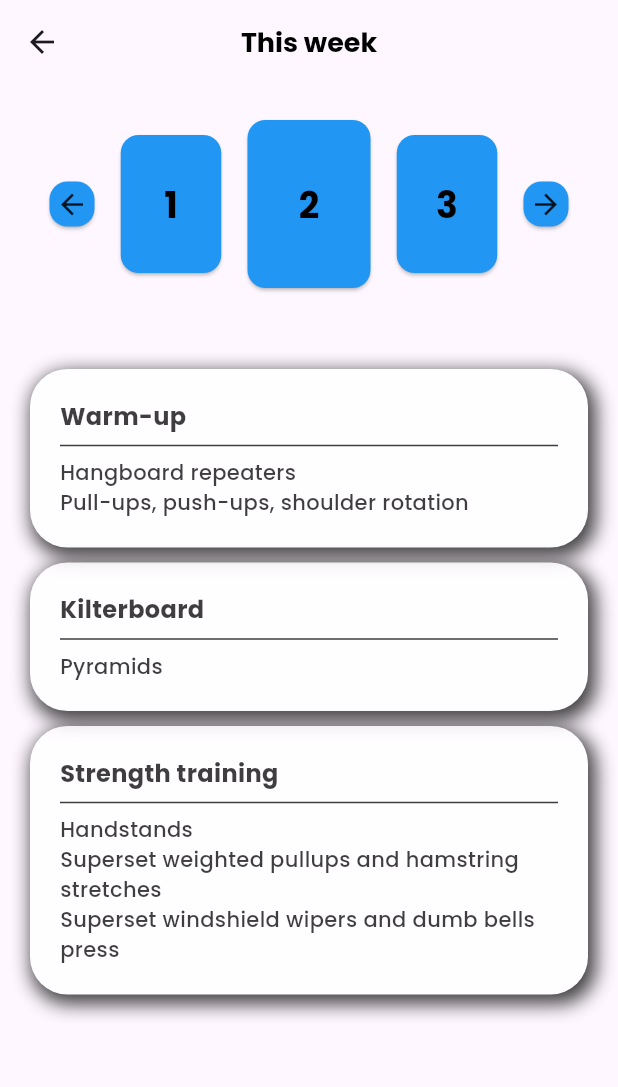
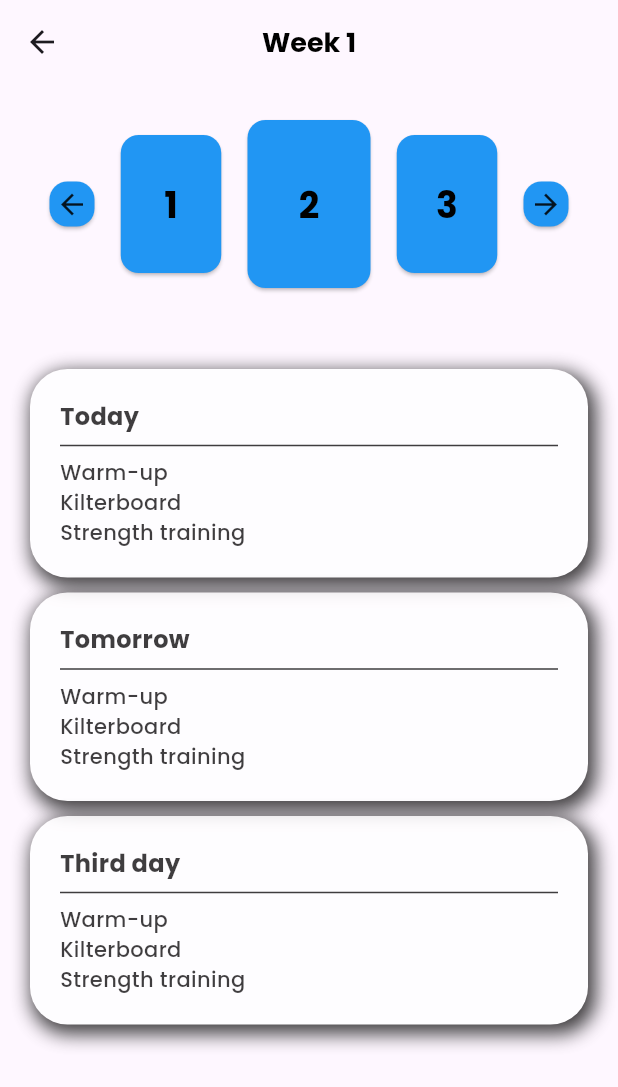
Before and after one commit to mschuhmacher/training_schedule_app, a Flutter app: the WeekScreen screen opened directly, after a tap on an icon or button, on a phone screen of 412 x 824 dp. Shown: the top 1087 px of the screen. Run offline on Flutter 3.47's test engine with Material 3 defaults, Android fonts, the light colour scheme and no system bars.

Commit message:
Fidled with different options to pass index of listview around. Concluded I need state mgmt. Commiting now and starting provider implementation

```diff
--- a/lib/data/dummy_data.dart
+++ b/lib/data/dummy_data.dart
@@ -2,23 +2,26 @@ import 'package:training_schedule_app/models/block.dart';
 import 'package:training_schedule_app/models/exercise.dart';
 import 'package:training_schedule_app/models/session.dart';
 
+
+// TODO: add weeks to data structure
+// Plan >> Week >> Session >> Block >> Exercise
 final List<Session> sessionList = [
   Session(
     title: 'Today',
     description: 'First day of training',
     date: DateTime.now(),
-    blockList: blockList,
+    list: blockList,
   ),
   Session(
     title: 'Tomorrow',
     description: 'Second day of training',
     date: DateTime.now(),
-    blockList: blockList2,
+    list: blockList2,
   ),Session(
     title: 'Third day',
     description: 'Third day of training',
     date: DateTime.now(),
-    blockList: blockList3,
+    list: blockList3,
   ),
 ];
 
@@ -27,19 +30,19 @@ final List<Block> blockList = [
     title: 'Warm-up',
     description: 'Warm-up',
     date: DateTime.now(),
-    exerciseList: exerciseList,
+    list: exerciseList,
   ),
   Block(
     title: 'Kilterboard',
     description: 'The one with the pretty lights',
     date: DateTime.now(),
-    exerciseList: exerciseList2,
+    list: exerciseList2,
   ),
   Block(
     title: 'Strength training',
     description: 'Weights and supersets',
     date: DateTime.now(),
-    exerciseList: exerciseList3,
+    list: exerciseList3,
   ),
 ];
 
@@ -48,19 +51,19 @@ final List<Block> blockList2 = [
     title: 'Warm-up',
     description: 'Warm-up',
     date: DateTime.now(),
-    exerciseList: exerciseList,
+    list: exerciseList,
   ),
   Block(
     title: 'Kilterboard',
     description: 'The one with the pretty lights',
     date: DateTime.now(),
-    exerciseList: exerciseList4,
+    list: exerciseList4,
   ),
   Block(
     title: 'Strength training',
     description: 'Weights and supersets',
     date: DateTime.now(),
-    exerciseList: exerciseList5,
+    list: exerciseList5,
   ),
 ];
 
@@ -69,19 +72,19 @@ final List<Block> blockList3 = [
     title: 'Warm-up',
     description: 'Warm-up',
     date: DateTime.now(),
-    exerciseList: exerciseList,
+    list: exerciseList,
   ),
   Block(
     title: 'Kilterboard',
     description: 'The one with the pretty lights',
     date: DateTime.now(),
-    exerciseList: exerciseList6,
+    list: exerciseList6,
   ),
   Block(
     title: 'Strength training',
     description: 'Weights and supersets',
     date: DateTime.now(),
-    exerciseList: exerciseList7,
+    list: exerciseList7,
   ),
 ];
 
--- a/lib/models/block.dart
+++ b/lib/models/block.dart
@@ -5,13 +5,13 @@ class Block {
     required this.title,
     required this.description,
     required this.date,
-    required this.exerciseList,
+    required this.list,
   });
 
   final String title;
   final String description;
   final DateTime date;
-  final List<Exercise> exerciseList;
+  final List<Exercise> list;
 
   Block copyWith(
       {String? newTitle,
@@ -22,6 +22,6 @@ class Block {
         title: newTitle ?? title,
         description: newDescription ?? description,
         date: newDate ?? date,
-        exerciseList: newExerciseList ?? exerciseList);
+        list: newExerciseList ?? list);
   }
 }
--- a/lib/models/session.dart
+++ b/lib/models/session.dart
@@ -5,13 +5,13 @@ class Session {
     required this.title,
     required this.description,
     required this.date,
-    required this.blockList,
+    required this.list,
   });
 
   final String title;
   final String description;
   final DateTime date;
-  final List<Block> blockList;
+  final List<Block> list;
 
   Session copyWith(
       {String? newTitle,
@@ -22,6 +22,6 @@ class Session {
         title: newTitle ?? title,
         description: newDescription ?? description,
         date: newDate ?? date,
-        blockList: newBlockList ?? blockList);
+        list: newBlockList ?? list);
   }
 }
--- a/lib/presentation/screens/week_screen.dart
+++ b/lib/presentation/screens/week_screen.dart
@@ -1,5 +1,7 @@
 import 'package:flutter/material.dart';
 import 'package:training_schedule_app/data/dummy_data.dart';
+import 'package:training_schedule_app/presentation/screens/session_screen.dart';
+import 'package:training_schedule_app/presentation/widgets/app_bar.dart';
 import 'package:training_schedule_app/presentation/widgets/row_selection.dart';
 import 'package:training_schedule_app/presentation/widgets/custom_listview.dart';
 
@@ -15,6 +17,10 @@ class _WeekScreenState extends State<WeekScreen> {
   void refresh(int val) {
     setState(() => _index = val);
   }
+int listIndex = 0;
+  void updateListIndex(int val){
+    listIndex = val;
+  }
 
   // grabs the sessionList from dummy_data.dart.
   final currentSessionList = sessionList;
@@ -22,7 +28,7 @@ class _WeekScreenState extends State<WeekScreen> {
   @override
   Widget build(BuildContext context) {
     return Scaffold(
-      appBar: appBar(),
+      appBar: MyAppBar(title: 'Week $_index'),
       body: Column(
         crossAxisAlignment: CrossAxisAlignment.start,
         children: [
@@ -32,23 +38,15 @@ class _WeekScreenState extends State<WeekScreen> {
             listLength: currentSessionList.length,
           ),
           SizedBox(height: 50),
-          CustomListView(session: currentSessionList[_index]),
+          CustomListView(
+            item: currentSessionList,
+            route: SessionScreen(),
+
+
+          ),
         ],
       ),
     );
   }
 
-  AppBar appBar() {
-    return AppBar(
-      title: Text(
-        'This week',
-        style: TextStyle(
-          color: Colors.black,
-          fontSize: 18,
-          fontWeight: FontWeight.bold,
-        ),
-      ),
-      centerTitle: true,
-    );
-  }
 }
--- /dev/null
+++ b/lib/presentation/widgets/app_bar.dart
@@ -0,0 +1,29 @@
+import 'package:flutter/material.dart';
+
+class MyAppBar extends StatelessWidget implements PreferredSizeWidget{
+  const MyAppBar({
+    super.key,
+    required this.title,
+  });
+
+  final String title;
+
+
+  @override
+  Size get preferredSize => Size.fromHeight(kToolbarHeight);
+
+  @override
+  Widget build(BuildContext context) {
+    return AppBar(
+      title:  Text(
+          title,
+          style: TextStyle(
+            color: Colors.black,
+            fontSize: 18,
+            fontWeight: FontWeight.bold,
+          ),
+        ),
+        centerTitle: true,
+    );
+  }
+}
--- a/lib/presentation/widgets/custom_listview.dart
+++ b/lib/presentation/widgets/custom_listview.dart
@@ -1,21 +1,45 @@
 import 'package:flutter/material.dart';
-import 'package:training_schedule_app/models/session.dart';
-
-// TODO: rewrite to be more generic so it can be used for both week overviews as well as session overviews
+import 'package:training_schedule_app/presentation/widgets/row_selection.dart';
 
 class CustomListView extends StatelessWidget {
-  const CustomListView({super.key, required this.session});
-
-  final Session session;
+  const CustomListView({super.key, required this.item, required this.route,});
+  final List<dynamic> item;
+  final dynamic route;
 
   @override
   Widget build(BuildContext context) {
-    final blockList = session.blockList;
-
     return ListView.separated(
       shrinkWrap: true,
       itemBuilder: (context, index) {
         // TODO: check whether this styling can be achieved by a Flutter widget, instead of padding, opacity, container, column
+        return GestureDetector(
+          onTap: () {
+            Navigator.push(
+              context,
+              MaterialPageRoute(builder: (context) => route),
+            );
+          },
+          child: MyListViewCard(item: item, index: index),
+        );
+      },
+      separatorBuilder: (context, index) => SizedBox(height: 10),
+      itemCount: item.length,
+    );
+  }
+}
+
+class MyListViewCard extends StatelessWidget {
+  const MyListViewCard({
+    super.key,
+    required this.item,
+    required this.index
+  });
+
+  final List item;
+  final int index;
+
+  @override
+  Widget build(BuildContext context) {
     return Padding(
       padding: const EdgeInsets.only(left: 20, right: 20),
       child: Opacity(
@@ -37,7 +61,7 @@ class CustomListView extends StatelessWidget {
             crossAxisAlignment: CrossAxisAlignment.stretch,
             children: [
               Text(
-                    blockList[index].title,
+                item[index].title,
                 style: TextStyle(
                   fontSize: 16,
                   fontWeight: FontWeight.bold,
@@ -46,9 +70,9 @@ class CustomListView extends StatelessWidget {
               ),
               Divider(thickness: 1, color: Colors.black),
               // loops through the exerciseList and creates Text widget for each one. ListView iterates through the blockList.
-                  for (var exercise in blockList[index].exerciseList)
+              for (var item in item[index].list)
                 Text(
-                      exercise.title,
+                  item.title,
                   style: TextStyle(
                     color: Colors.black,
                     fontSize: 14,
@@ -60,9 +84,5 @@ class CustomListView extends StatelessWidget {
         ),
       ),
     );
-      },
-      separatorBuilder: (context, index) => SizedBox(height: 10),
-      itemCount: blockList.length,
-    );
   }
 }
```
Also changed, not shown: lib/presentation/screens/session_screen.dart (renamed from lib/presentation/screens/day_screen.dart, +25 -19 lines), lib/presentation/screens/workout_screen.dart (added, +14 -0 lines). Lines whose indentation alone changed are shown as unchanged.
